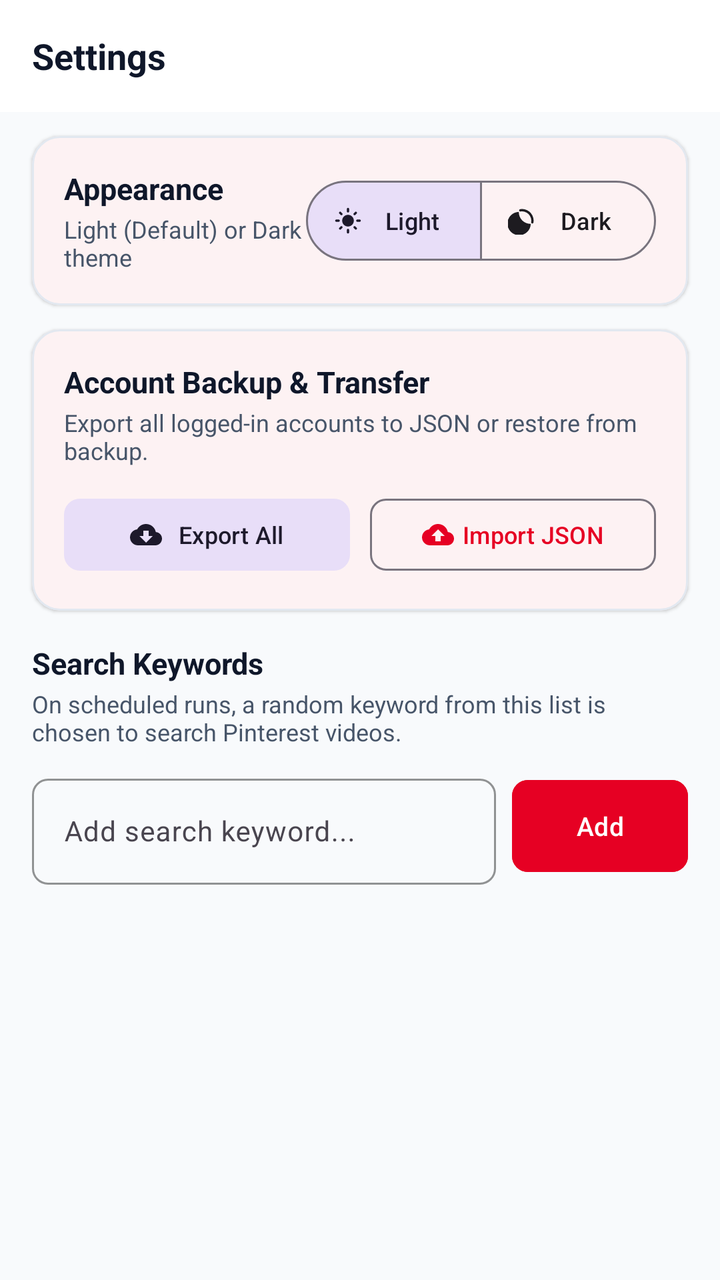
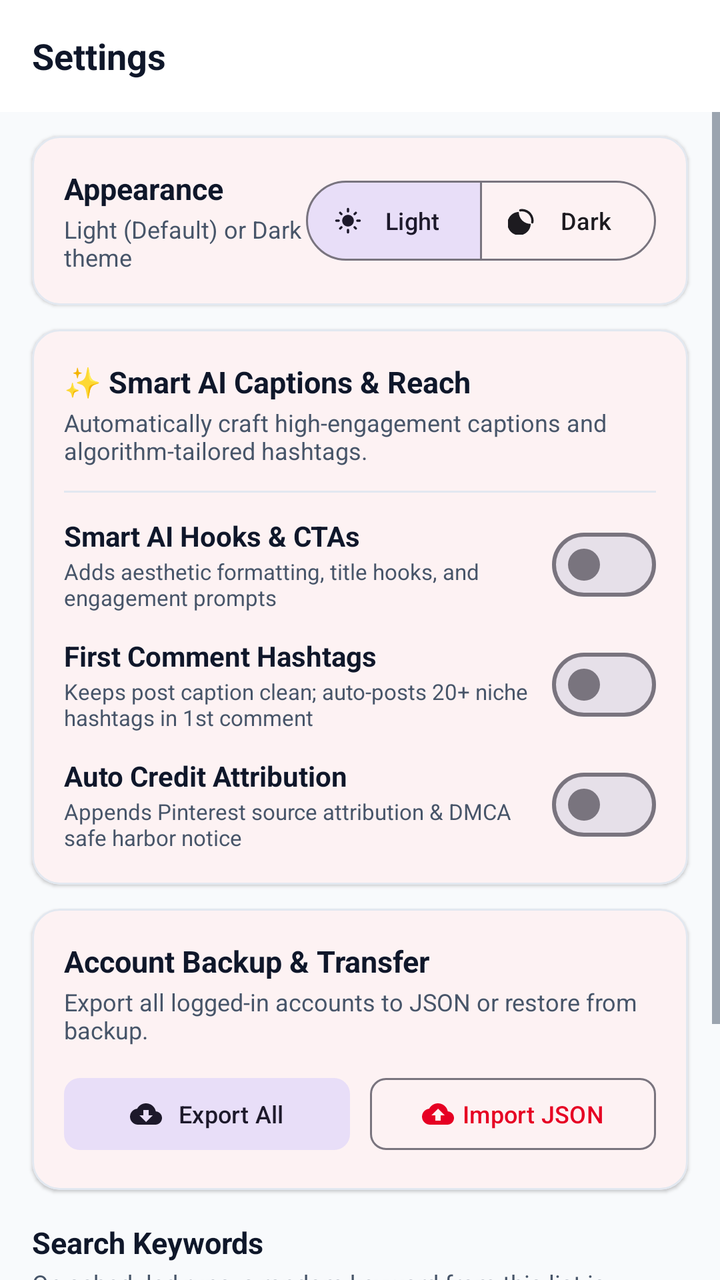

Compare the two renders of this Android layout. The source of the first and the diff that turns it into the second are given below.
<!-- AndroidManifest.xml: application theme Theme.PinToInsta -->
<!-- res/layout/fragment_settings.xml -->
<?xml version="1.0" encoding="utf-8"?>
<LinearLayout xmlns:android="http://schemas.android.com/apk/res/android"
    xmlns:app="http://schemas.android.com/apk/res-auto"
    android:layout_width="match_parent"
    android:layout_height="match_parent"
    android:background="@color/background"
    android:orientation="vertical">

    <LinearLayout
        android:layout_width="match_parent"
        android:layout_height="wrap_content"
        android:minHeight="56dp"
        android:background="@color/surface"
        android:gravity="center_vertical"
        android:orientation="horizontal"
        android:paddingHorizontal="16dp"
        android:paddingVertical="8dp">

        <TextView
            android:layout_width="0dp"
            android:layout_height="wrap_content"
            android:layout_weight="1"
            android:text="Settings"
            android:textColor="@color/text_primary"
            android:textSize="18sp"
            android:textStyle="bold" />
    </LinearLayout>

    
    <androidx.core.widget.NestedScrollView
        android:id="@+id/scrollSettings"
        android:layout_width="match_parent"
        android:layout_height="0dp"
        android:layout_weight="1"
        android:fillViewport="true"
        android:scrollbars="vertical">

        <LinearLayout
            android:layout_width="match_parent"
            android:layout_height="wrap_content"
            android:orientation="vertical"
            android:paddingBottom="48dp">

            
            <com.google.android.material.card.MaterialCardView
                android:layout_width="match_parent"
                android:layout_height="wrap_content"
                android:layout_marginHorizontal="16dp"
                android:layout_marginTop="12dp"
                app:cardBackgroundColor="@color/surface_card"
                app:cardCornerRadius="14dp"
                app:cardElevation="1dp"
                app:strokeColor="@color/divider"
                app:strokeWidth="1dp">

        <LinearLayout
            android:layout_width="match_parent"
            android:layout_height="wrap_content"
            android:gravity="center_vertical"
            android:orientation="horizontal"
            android:padding="16dp">

            <LinearLayout
                android:layout_width="0dp"
                android:layout_height="wrap_content"
                android:layout_weight="1"
                android:orientation="vertical">

                <TextView
                    android:layout_width="wrap_content"
                    android:layout_height="wrap_content"
                    android:text="Appearance"
                    android:textColor="@color/text_primary"
                    android:textSize="15sp"
                    android:textStyle="bold" />

                <TextView
                    android:layout_width="wrap_content"
                    android:layout_height="wrap_content"
                    android:layout_marginTop="2dp"
                    android:text="Light (Default) or Dark theme"
                    android:textColor="@color/text_secondary"
                    android:textSize="12sp" />
            </LinearLayout>

            
            <com.google.android.material.button.MaterialButtonToggleGroup
                android:id="@+id/toggleThemeGroup"
                android:layout_width="wrap_content"
                android:layout_height="40dp"
                app:checkedButton="@id/btnThemeLight"
                app:selectionRequired="true"
                app:singleSelection="true">

                <com.google.android.material.button.MaterialButton
                    android:id="@+id/btnThemeLight"
                    style="@style/Widget.Material3.Button.OutlinedButton"
                    android:layout_width="wrap_content"
                    android:layout_height="match_parent"
                    android:insetTop="0dp"
                    android:insetBottom="0dp"
                    android:paddingHorizontal="14dp"
                    android:text="Light"
                    android:textSize="12sp"
                    app:cornerRadius="20dp"
                    app:icon="@drawable/ic_light_mode"
                    app:iconSize="14dp" />

                <com.google.android.material.button.MaterialButton
                    android:id="@+id/btnThemeDark"
                    style="@style/Widget.Material3.Button.OutlinedButton"
                    android:layout_width="wrap_content"
                    android:layout_height="match_parent"
                    android:insetTop="0dp"
                    android:insetBottom="0dp"
                    android:paddingHorizontal="14dp"
                    android:text="Dark"
                    android:textSize="12sp"
                    app:cornerRadius="20dp"
                    app:icon="@drawable/ic_dark_mode"
                    app:iconSize="14dp" />
            </com.google.android.material.button.MaterialButtonToggleGroup>

        </LinearLayout>
    </com.google.android.material.card.MaterialCardView>

    
    <com.google.android.material.card.MaterialCardView
        android:layout_width="match_parent"
        android:layout_height="wrap_content"
        android:layout_marginHorizontal="16dp"
        android:layout_marginTop="12dp"
        app:cardBackgroundColor="@color/surface_card"
        app:cardCornerRadius="14dp"
        app:cardElevation="1dp"
        app:strokeColor="@color/divider"
        app:strokeWidth="1dp">

        <LinearLayout
            android:layout_width="match_parent"
            android:layout_height="wrap_content"
            android:orientation="vertical"
            android:padding="16dp">

            <TextView
                android:layout_width="wrap_content"
                android:layout_height="wrap_content"
                android:text="Account Backup &amp; Transfer"
                android:textColor="@color/text_primary"
                android:textSize="15sp"
                android:textStyle="bold" />

            <TextView
                android:id="@+id/tvAccountStats"
                android:layout_width="wrap_content"
                android:layout_height="wrap_content"
                android:layout_marginTop="2dp"
                android:text="Export all logged-in accounts to JSON or restore from backup."
                android:textColor="@color/text_secondary"
                android:textSize="12sp" />

            <LinearLayout
                android:layout_width="match_parent"
                android:layout_height="wrap_content"
                android:layout_marginTop="12dp"
                android:orientation="horizontal">

                <com.google.android.material.button.MaterialButton
                    android:id="@+id/btnExportAccounts"
                    style="@style/Widget.Material3.Button.TonalButton"
                    android:layout_width="0dp"
                    android:layout_height="44dp"
                    android:layout_weight="1"
                    android:text="Export All"
                    android:textSize="12sp"
                    app:cornerRadius="8dp"
                    app:icon="@drawable/ic_file_download"
                    app:iconGravity="textStart"
                    app:iconSize="16dp" />

                <com.google.android.material.button.MaterialButton
                    android:id="@+id/btnImportAccounts"
                    style="@style/Widget.Material3.Button.OutlinedButton"
                    android:layout_width="0dp"
                    android:layout_height="44dp"
                    android:layout_marginStart="10dp"
                    android:layout_weight="1"
                    android:text="Import JSON"
                    android:textSize="12sp"
                    app:cornerRadius="8dp"
                    app:icon="@drawable/ic_file_upload"
                    app:iconGravity="textStart"
                    app:iconSize="16dp" />
            </LinearLayout>
        </LinearLayout>
    </com.google.android.material.card.MaterialCardView>

    <LinearLayout
        android:layout_width="match_parent"
        android:layout_height="wrap_content"
        android:orientation="vertical"
        android:paddingHorizontal="16dp"
        android:paddingTop="16dp"
        android:paddingBottom="8dp">

        <TextView
            android:layout_width="wrap_content"
            android:layout_height="wrap_content"
            android:text="Search Keywords"
            android:textColor="@color/text_primary"
            android:textSize="15sp"
            android:textStyle="bold" />

        <TextView
            android:layout_width="wrap_content"
            android:layout_height="wrap_content"
            android:layout_marginTop="2dp"
            android:text="On scheduled runs, a random keyword from this list is chosen to search Pinterest videos."
            android:textColor="@color/text_secondary"
            android:textSize="12sp" />

        
        <LinearLayout
            android:id="@+id/layoutKeywordSection"
            android:layout_width="match_parent"
            android:layout_height="wrap_content"
            android:layout_marginTop="10dp"
            android:gravity="center_vertical"
            android:orientation="horizontal">

            <com.google.android.material.textfield.TextInputLayout
                android:id="@+id/tilKeyword"
                style="@style/Widget.Material3.TextInputLayout.OutlinedBox"
                android:layout_width="0dp"
                android:layout_height="wrap_content"
                android:layout_weight="1"
                android:hint="Add search keyword..."
                app:boxCornerRadiusBottomEnd="8dp"
                app:boxCornerRadiusBottomStart="8dp"
                app:boxCornerRadiusTopEnd="8dp"
                app:boxCornerRadiusTopStart="8dp"
                app:boxStrokeColor="@color/primary">

                <com.google.android.material.textfield.TextInputEditText
                    android:id="@+id/etKeyword"
                    android:layout_width="match_parent"
                    android:layout_height="wrap_content"
                    android:imeOptions="actionDone"
                    android:inputType="text"
                    android:maxLines="1"
                    android:textColor="@color/text_primary"
                    android:textSize="14sp" />
            </com.google.android.material.textfield.TextInputLayout>

            <com.google.android.material.button.MaterialButton
                android:id="@+id/btnAddKeyword"
                android:layout_width="wrap_content"
                android:layout_height="54dp"
                android:layout_marginStart="8dp"
                android:backgroundTint="@color/primary"
                android:text="Add"
                android:textColor="@color/on_primary"
                android:textSize="13sp"
                app:cornerRadius="8dp" />
        </LinearLayout>
    </LinearLayout>

    
    <androidx.recyclerview.widget.RecyclerView
        android:id="@+id/rvKeywords"
        android:layout_width="match_parent"
        android:layout_height="wrap_content"
        android:clipToPadding="false"
        android:nestedScrollingEnabled="false"
        android:paddingBottom="16dp" />

        </LinearLayout>
    </androidx.core.widget.NestedScrollView>

</LinearLayout>
<!-- resources referenced by this layout -->
<resources>
  <color name="background">#F8FAFC</color>
  <color name="divider">#E2E8F0</color>
  <color name="on_primary">#FFFFFF</color>
  <color name="primary">#E60023</color>
  <color name="surface">#FFFFFF</color>
  <color name="surface_card">#FFFFFF</color>
  <color name="text_primary">#0F172A</color>
  <color name="text_secondary">#475569</color>
  <!-- drawable ic_dark_mode (drawable) -->
  <vector xmlns:android="http://schemas.android.com/apk/res/android"
      android:width="24dp"
      android:height="24dp"
      android:viewportWidth="24"
      android:viewportHeight="24">
    <path
        android:fillColor="#FFFFFFFF"
        android:pathData="M12.3,2a10,10 0,0 0,-1.9 0.18,1 1 0,0 0,-0.79 1.14,1 1 0,0 0,1.09 0.82A8,8 0,0 1,19.86 13.3,1 1 0,0 0,20.68 14.4,1 1 0,0 0,21.82 13.61,10 10 0,0 0,12.3 2zM9.27,4.49a10,10 0,1 0,10.24 10.24,10 10 0,0 1,-10.24 -10.24z"/>
  </vector>
  <!-- drawable ic_file_download (drawable) -->
  <vector xmlns:android="http://schemas.android.com/apk/res/android"
      android:width="24dp"
      android:height="24dp"
      android:viewportWidth="24"
      android:viewportHeight="24">
    <path
        android:fillColor="#FFFFFFFF"
        android:pathData="M19.35,10.04C18.67,6.59 15.64,4 12,4 9.11,4 6.6,5.64 5.35,8.04 2.34,8.36 0,10.91 0,14c0,3.31 2.69,6 6,6h13c2.76,0 5,-2.24 5,-5 0,-2.64 -2.05,-4.78 -4.65,-4.96zM17,13l-5,5 -5,-5h3V9h4v4h3z"/>
  </vector>
  <!-- drawable ic_file_upload (drawable) -->
  <vector xmlns:android="http://schemas.android.com/apk/res/android"
      android:width="24dp"
      android:height="24dp"
      android:viewportWidth="24"
      android:viewportHeight="24">
    <path
        android:fillColor="#FFFFFFFF"
        android:pathData="M19.35,10.04C18.67,6.59 15.64,4 12,4 9.11,4 6.6,5.64 5.35,8.04 2.34,8.36 0,10.91 0,14c0,3.31 2.69,6 6,6h13c2.76,0 5,-2.24 5,-5 0,-2.64 -2.05,-4.78 -4.65,-4.96zM14,13v4h-4v-4H7l5,-5 5,5h-3z"/>
  </vector>
  <style name="Theme.PinToInsta" parent="Theme.Material3.DayNight.NoActionBar">
          <item name="colorPrimary">@color/primary</item>
          <item name="colorPrimaryVariant">@color/primary_variant</item>
          <item name="colorOnPrimary">@color/on_primary</item>
  
          <item name="colorSecondary">@color/secondary</item>
          <item name="colorSecondaryVariant">@color/secondary_variant</item>
          <item name="colorOnSecondary">@color/on_secondary</item>
  
          <item name="android:colorBackground">@color/background</item>
          <item name="colorSurface">@color/surface</item>
          <item name="colorSurfaceVariant">@color/surface_variant</item>
          <item name="android:textColorPrimary">@color/text_primary</item>
          <item name="android:textColorSecondary">@color/text_secondary</item>
  
          <item name="android:statusBarColor">@color/surface</item>
          <item name="android:navigationBarColor">@color/surface</item>
          <item name="android:windowLightStatusBar" tools:targetApi="m">true</item>
      </style>
  <color name="primary_variant">#B8001B</color>
  <color name="secondary">#E1306C</color>
  <color name="secondary_variant">#C13584</color>
  <color name="on_secondary">#FFFFFF</color>
  <color name="surface_variant">#F1F5F9</color>
  <!-- unchanged entries left out for length: 1 -->
</resources>

<!-- the commit's change to res/layout/fragment_settings.xml (unified diff, before → after) -->
@@ -120,6 +120,159 @@
                     app:icon="@drawable/ic_dark_mode"
                     app:iconSize="14dp" />
             </com.google.android.material.button.MaterialButtonToggleGroup>
+
+        </LinearLayout>
+    </com.google.android.material.card.MaterialCardView>
+
+    
+    <com.google.android.material.card.MaterialCardView
+        android:layout_width="match_parent"
+        android:layout_height="wrap_content"
+        android:layout_marginHorizontal="16dp"
+        android:layout_marginTop="12dp"
+        app:cardBackgroundColor="@color/surface_card"
+        app:cardCornerRadius="14dp"
+        app:cardElevation="1dp"
+        app:strokeColor="@color/divider"
+        app:strokeWidth="1dp">
+
+        <LinearLayout
+            android:layout_width="match_parent"
+            android:layout_height="wrap_content"
+            android:orientation="vertical"
+            android:padding="16dp">
+
+            <TextView
+                android:layout_width="wrap_content"
+                android:layout_height="wrap_content"
+                android:text="✨ Smart AI Captions &amp; Reach"
+                android:textColor="@color/text_primary"
+                android:textSize="15sp"
+                android:textStyle="bold" />
+
+            <TextView
+                android:layout_width="wrap_content"
+                android:layout_height="wrap_content"
+                android:layout_marginTop="2dp"
+                android:text="Automatically craft high-engagement captions and algorithm-tailored hashtags."
+                android:textColor="@color/text_secondary"
+                android:textSize="12sp" />
+
+            <View
+                android:layout_width="match_parent"
+                android:layout_height="1dp"
+                android:layout_marginVertical="12dp"
+                android:background="@color/divider" />
+
+            
+            <LinearLayout
+                android:layout_width="match_parent"
+                android:layout_height="wrap_content"
+                android:gravity="center_vertical"
+                android:orientation="horizontal">
+
+                <LinearLayout
+                    android:layout_width="0dp"
+                    android:layout_height="wrap_content"
+                    android:layout_weight="1"
+                    android:orientation="vertical">
+
+                    <TextView
+                        android:layout_width="wrap_content"
+                        android:layout_height="wrap_content"
+                        android:text="Smart AI Hooks &amp; CTAs"
+                        android:textColor="@color/text_primary"
+                        android:textSize="14sp"
+                        android:textStyle="bold" />
+
+                    <TextView
+                        android:layout_width="wrap_content"
+                        android:layout_height="wrap_content"
+                        android:layout_marginTop="1dp"
+                        android:text="Adds aesthetic formatting, title hooks, and engagement prompts"
+                        android:textColor="@color/text_secondary"
+                        android:textSize="11sp" />
+                </LinearLayout>
+
+                <com.google.android.material.materialswitch.MaterialSwitch
+                    android:id="@+id/switchSmartCaptions"
+                    android:layout_width="wrap_content"
+                    android:layout_height="wrap_content" />
+            </LinearLayout>
+
+            
+            <LinearLayout
+                android:layout_width="match_parent"
+                android:layout_height="wrap_content"
+                android:layout_marginTop="12dp"
+                android:gravity="center_vertical"
+                android:orientation="horizontal">
+
+                <LinearLayout
+                    android:layout_width="0dp"
+                    android:layout_height="wrap_content"
+                    android:layout_weight="1"
+                    android:orientation="vertical">
+
+                    <TextView
+                        android:layout_width="wrap_content"
+                        android:layout_height="wrap_content"
+                        android:text="First Comment Hashtags"
+                        android:textColor="@color/text_primary"
+                        android:textSize="14sp"
+                        android:textStyle="bold" />
+
+                    <TextView
+                        android:layout_width="wrap_content"
+                        android:layout_height="wrap_content"
+                        android:layout_marginTop="1dp"
+                        android:text="Keeps post caption clean; auto-posts 20+ niche hashtags in 1st comment"
+                        android:textColor="@color/text_secondary"
+                        android:textSize="11sp" />
+                </LinearLayout>
+
+                <com.google.android.material.materialswitch.MaterialSwitch
+                    android:id="@+id/switchFirstComment"
+                    android:layout_width="wrap_content"
+                    android:layout_height="wrap_content" />
+            </LinearLayout>
+
+            
+            <LinearLayout
+                android:layout_width="match_parent"
+                android:layout_height="wrap_content"
+                android:layout_marginTop="12dp"
+                android:gravity="center_vertical"
+                android:orientation="horizontal">
+
+                <LinearLayout
+                    android:layout_width="0dp"
+                    android:layout_height="wrap_content"
+                    android:layout_weight="1"
+                    android:orientation="vertical">
+
+                    <TextView
+                        android:layout_width="wrap_content"
+                        android:layout_height="wrap_content"
+                        android:text="Auto Credit Attribution"
+                        android:textColor="@color/text_primary"
+                        android:textSize="14sp"
+                        android:textStyle="bold" />
+
+                    <TextView
+                        android:layout_width="wrap_content"
+                        android:layout_height="wrap_content"
+                        android:layout_marginTop="1dp"
+                        android:text="Appends Pinterest source attribution &amp; DMCA safe harbor notice"
+                        android:textColor="@color/text_secondary"
+                        android:textSize="11sp" />
+                </LinearLayout>
+
+                <com.google.android.material.materialswitch.MaterialSwitch
+                    android:id="@+id/switchCreditAttribution"
+                    android:layout_width="wrap_content"
+                    android:layout_height="wrap_content" />
+            </LinearLayout>
 
         </LinearLayout>
     </com.google.android.material.card.MaterialCardView>
